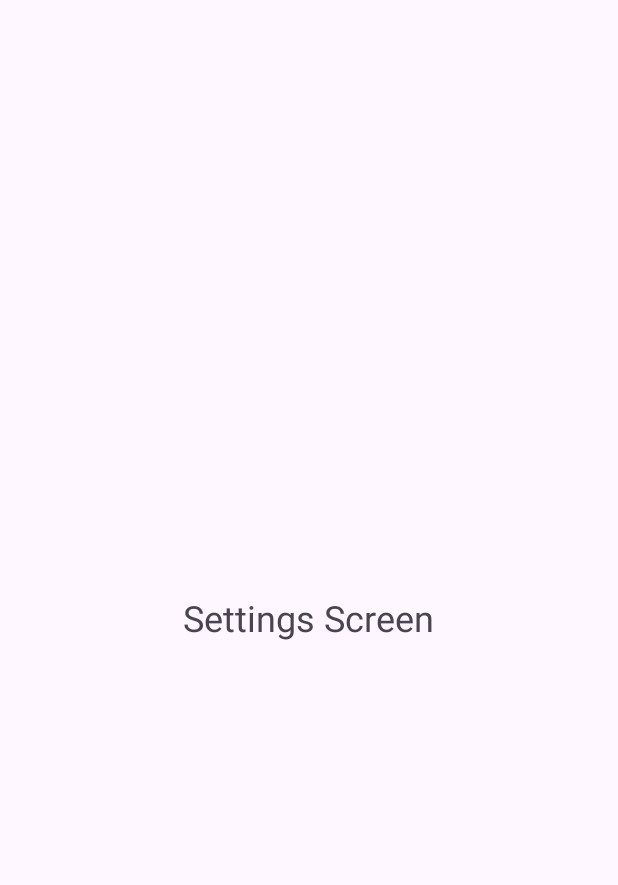
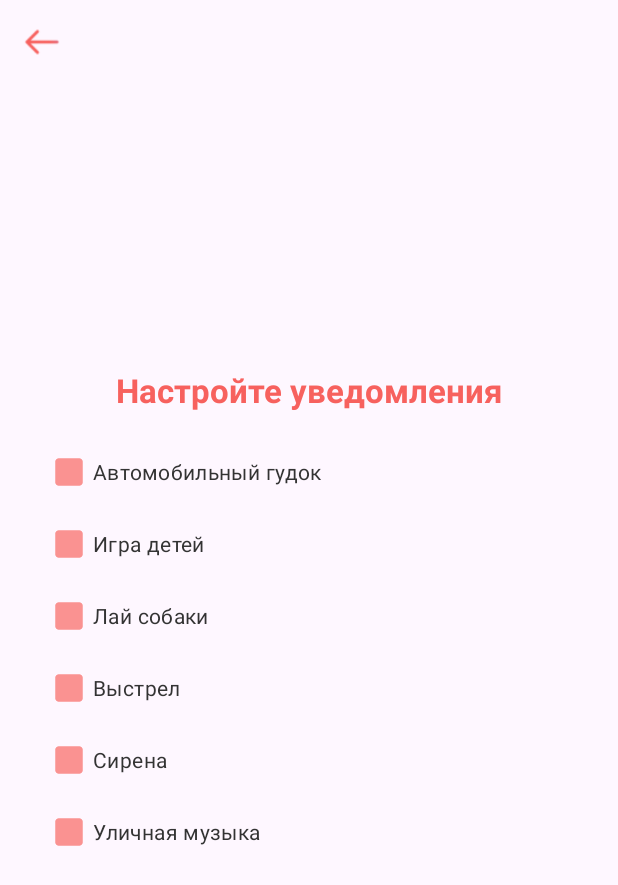
Before and after one commit to cilantrofe/hear-alert, an Android app: the layout activity_settings.xml on its own in the app's theme, with its tools: preview values and no code run, on a phone screen of 412 x 824 dp. Shown: the top 885 px of the screen. Run offline under Robolectric (Android 15) with nearby library versions, the phone set to English and light mode, and no system bars.

Commit message:
Добавлен SettingsActivity

```diff
--- a/app/src/main/AndroidManifest.xml
+++ b/app/src/main/AndroidManifest.xml
@@ -36,6 +36,7 @@
         </activity>
         <activity android:name=".MainActivity" />
         <activity android:name=".AboutActivity" />
+        <activity android:name=".SettingsActivity" />
     </application>
 
 </manifest>
--- a/app/src/main/java/com/example/hearalert/NotificationHelper.kt
+++ b/app/src/main/java/com/example/hearalert/NotificationHelper.kt
@@ -20,7 +20,7 @@ import androidx.core.content.ContextCompat
 class NotificationHelper(private val context: Context) {
     private val classLabels = mapOf(
         1 to "Автомобильный гудок",
-        2 to "Дети играют",
+        2 to "Игра детей",
         3 to "Лай собаки",
         6 to "Выстрел",
         8 to "Сирена",
--- a/app/src/main/java/com/example/hearalert/SettingsActivity.kt
+++ b/app/src/main/java/com/example/hearalert/SettingsActivity.kt
@@ -3,11 +3,50 @@ package com.example.hearalert
 
 import android.os.Bundle
 import androidx.appcompat.app.AppCompatActivity
+import com.example.hearalert.databinding.ActivitySettingsBinding
 
 class SettingsActivity : AppCompatActivity() {
 
+    private lateinit var binding: ActivitySettingsBinding
+
     override fun onCreate(savedInstanceState: Bundle?) {
         super.onCreate(savedInstanceState)
-        setContentView(R.layout.activity_settings)
+        binding = ActivitySettingsBinding.inflate(layoutInflater)
+        setContentView(binding.root)
+
+        val prefs = getSharedPreferences("hearalert_prefs", MODE_PRIVATE)
+        val editor = prefs.edit()
+
+        // Установка начального состояния чекбоксов
+        binding.checkboxSiren.isChecked = prefs.getBoolean("class_8", true)
+        binding.checkboxCry.isChecked = prefs.getBoolean("class_2", true)
+        binding.checkboxDog.isChecked = prefs.getBoolean("class_3", true)
+        binding.checkboxCar.isChecked = prefs.getBoolean("class_1", true)
+        binding.checkboxStreetmusic.isChecked = prefs.getBoolean("class_9", true)
+        binding.checkboxGunshot.isChecked = prefs.getBoolean("class_6", true)
+
+        // Сохраняем изменения при клике
+        binding.checkboxSiren.setOnCheckedChangeListener { _, isChecked ->
+            editor.putBoolean("class_8", isChecked).apply()
+        }
+        binding.checkboxCry.setOnCheckedChangeListener { _, isChecked ->
+            editor.putBoolean("class_2", isChecked).apply()
+        }
+        binding.checkboxDog.setOnCheckedChangeListener { _, isChecked ->
+            editor.putBoolean("class_3", isChecked).apply()
+        }
+        binding.checkboxCar.setOnCheckedChangeListener { _, isChecked ->
+            editor.putBoolean("class_1", isChecked).apply()
+        }
+        binding.checkboxStreetmusic.setOnCheckedChangeListener { _, isChecked ->
+            editor.putBoolean("class_9", isChecked).apply()
+        }
+        binding.checkboxGunshot.setOnCheckedChangeListener { _, isChecked ->
+            editor.putBoolean("class_6", isChecked).apply()
+        }
+
+        binding.backArrow.setOnClickListener {
+            finish()
+        }
     }
 }
--- a/app/src/main/res/layout/activity_settings.xml
+++ b/app/src/main/res/layout/activity_settings.xml
@@ -1,14 +1,91 @@
-<!-- res/layout/activity_settings.xml -->
+<?xml version="1.0" encoding="utf-8"?>
 <RelativeLayout xmlns:android="http://schemas.android.com/apk/res/android"
+    xmlns:tools="http://schemas.android.com/tools"
     android:layout_width="match_parent"
     android:layout_height="match_parent"
-    android:padding="16dp">
+    tools:context=".SettingsActivity">
 
-    <TextView
-        android:id="@+id/settings_text"
-        android:layout_width="wrap_content"
-        android:layout_height="wrap_content"
-        android:text="Settings Screen"
-        android:textSize="24sp"
-        android:layout_centerInParent="true" />
+    <LinearLayout
+        android:layout_width="match_parent"
+        android:layout_height="match_parent"
+        android:layout_alignParentTop="true"
+        android:layout_alignParentEnd="true"
+        android:gravity="center"
+        android:orientation="vertical"
+        android:padding="30dp">
+
+        <TextView
+            android:id="@+id/aboutTitle"
+            android:layout_width="wrap_content"
+            android:layout_height="wrap_content"
+            android:paddingBottom="16dp"
+            android:text="Настройте уведомления"
+            android:textColor="#f7615e"
+            android:textSize="22sp"
+            android:textStyle="bold" />
+
+        <CheckBox
+            android:id="@+id/checkbox_siren"
+            android:layout_width="match_parent"
+            android:layout_height="wrap_content"
+            android:buttonTint="@color/coral"
+            android:checked="true"
+            android:text="Автомобильный гудок"
+            android:textColor="#333333" />
+
+        <CheckBox
+            android:id="@+id/checkbox_cry"
+            android:layout_width="match_parent"
+            android:layout_height="wrap_content"
+            android:buttonTint="@color/coral"
+            android:checked="true"
+            android:text="Игра детей"
+            android:textColor="#333333" />
+
+        <CheckBox
+            android:id="@+id/checkbox_dog"
+            android:layout_width="match_parent"
+            android:layout_height="wrap_content"
+            android:buttonTint="@color/coral"
+            android:checked="true"
+            android:text="Лай собаки"
+            android:textColor="#333333" />
+
+        <CheckBox
+            android:id="@+id/checkbox_car"
+            android:layout_width="match_parent"
+            android:layout_height="wrap_content"
+            android:buttonTint="@color/coral"
+            android:checked="true"
+            android:text="Выстрел"
+            android:textColor="#333333" />
+
+        <CheckBox
+            android:id="@+id/checkbox_gunshot"
+            android:layout_width="match_parent"
+            android:layout_height="wrap_content"
+            android:buttonTint="@color/coral"
+            android:checked="true"
+            android:text="Сирена"
+            android:textColor="#333333" />
+
+        <CheckBox
+            android:id="@+id/checkbox_streetmusic"
+            android:layout_width="match_parent"
+            android:layout_height="wrap_content"
+            android:buttonTint="@color/coral"
+            android:checked="true"
+            android:text="Уличная музыка"
+            android:textColor="#333333" />
+
+    </LinearLayout>
+
+    <ImageView
+        android:id="@+id/backArrow"
+        android:layout_width="24dp"
+        android:layout_height="24dp"
+        android:layout_gravity="start"
+        android:layout_margin="16dp"
+        android:contentDescription="Назад"
+        android:src="@drawable/ic_arrow_back" />
 </RelativeLayout>
```
